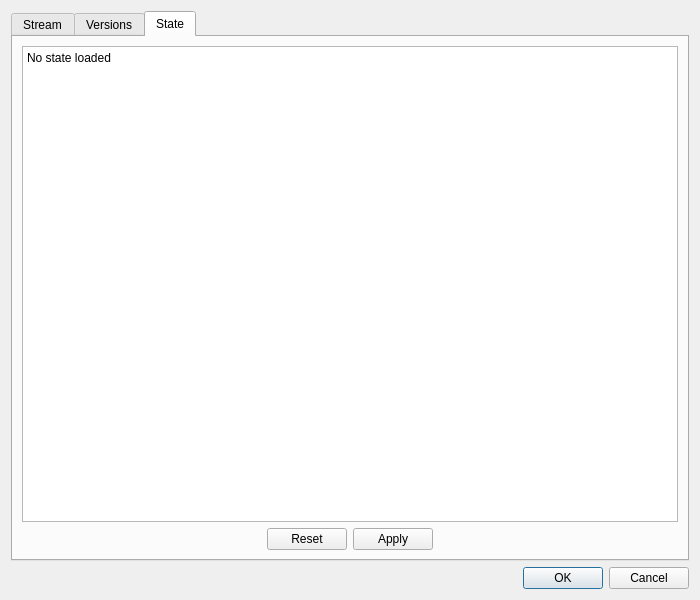
Before: the Qt Designer form tools/tcam-capture/aboutdialog.ui in TheImagingSource/tiscamera, drawn with Qt 5.
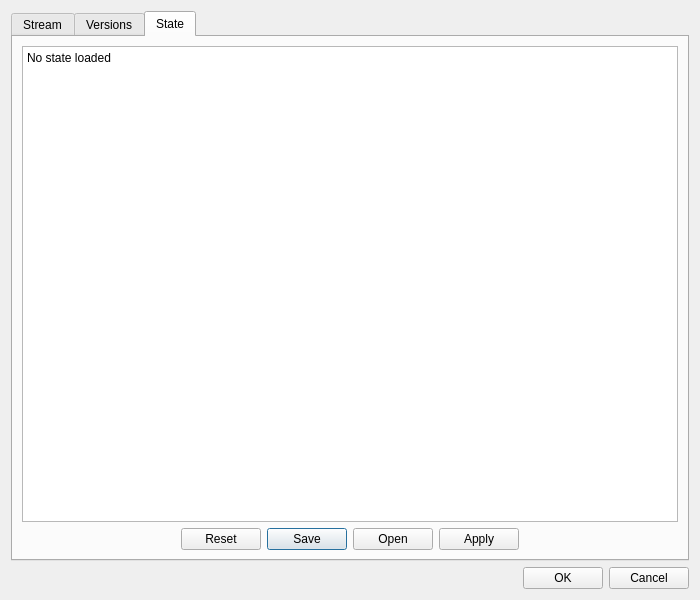
After: the same form once the commit is applied. The open tabs and pages were chosen to show the change.

```diff
--- a/tools/tcam-capture/aboutdialog.ui
+++ b/tools/tcam-capture/aboutdialog.ui
@@ -69,7 +69,7 @@
        <item>
         <widget class="QDialogButtonBox" name="buttonBox_2">
          <property name="standardButtons">
-          <set>QDialogButtonBox::Apply|QDialogButtonBox::Reset</set>
+          <set>QDialogButtonBox::Apply|QDialogButtonBox::Open|QDialogButtonBox::Reset|QDialogButtonBox::Save</set>
          </property>
          <property name="centerButtons">
           <bool>true</bool>
```
